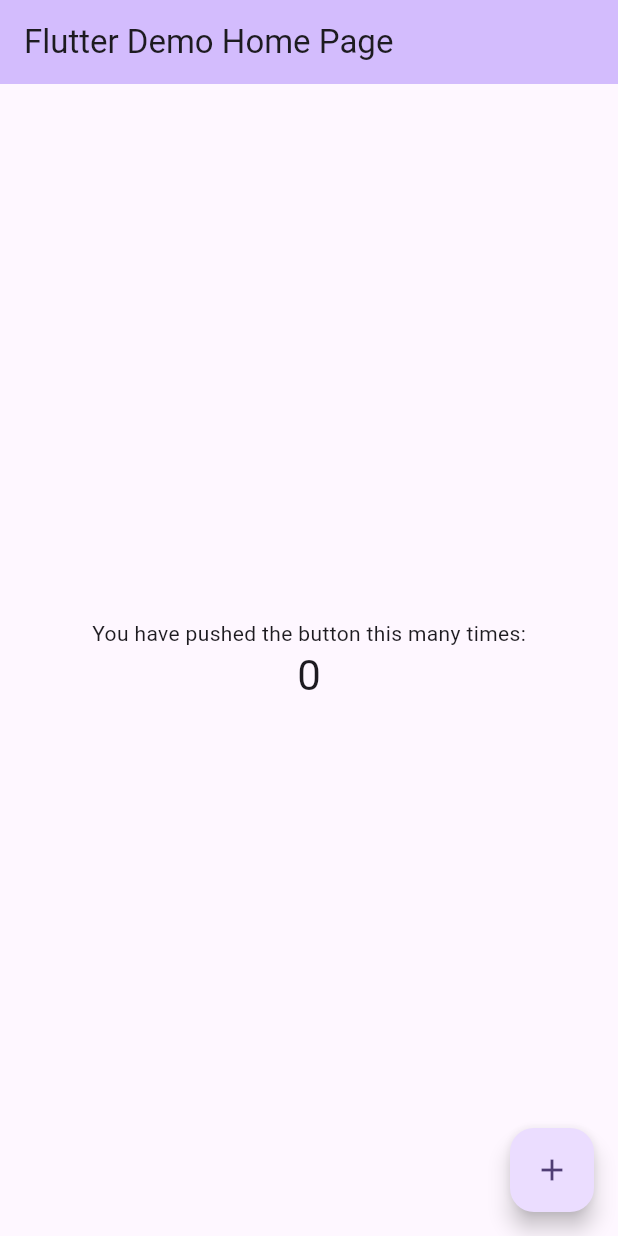
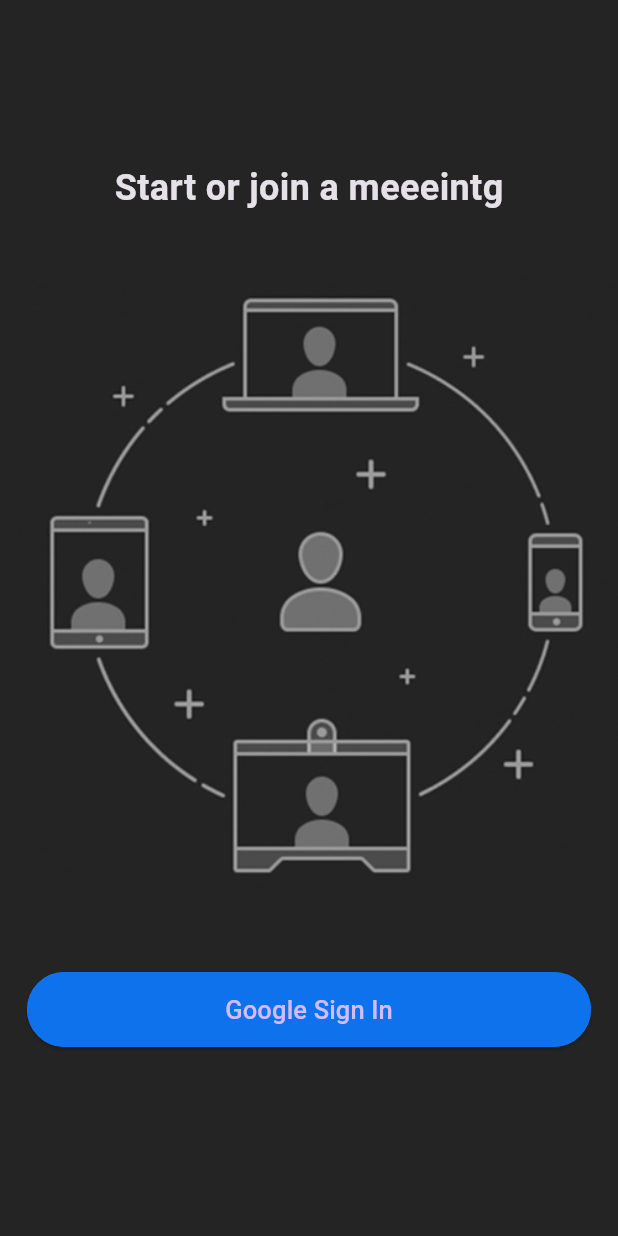
Before and after one commit to hardliver/flutter_zoom_clone, a Flutter app: the screen it shows after launch, on a phone screen of 412 x 824 dp. Run offline on Flutter 3.47's test engine with Material 3 defaults, Android fonts, the phone set to English and light mode, and no system bars.

Commit message:
Login Screen UI

```diff
--- a/lib/main.dart
+++ b/lib/main.dart
@@ -1,4 +1,7 @@
 import 'package:flutter/material.dart';
+import 'package:zoom_clone/utils/colors.dart';
+
+import 'screens/login_screen.dart';
 
 void main() {
   runApp(const MyApp());
@@ -7,119 +10,18 @@ void main() {
 class MyApp extends StatelessWidget {
   const MyApp({super.key});
 
-  // This widget is the root of your application.
   @override
   Widget build(BuildContext context) {
     return MaterialApp(
-      title: 'Flutter Demo',
-      theme: ThemeData(
-        // This is the theme of your application.
-        //
-        // TRY THIS: Try running your application with "flutter run". You'll see
-        // the application has a purple toolbar. Then, without quitting the app,
-        // try changing the seedColor in the colorScheme below to Colors.green
-        // and then invoke "hot reload" (save your changes or press the "hot
-        // reload" button in a Flutter-supported IDE, or press "r" if you used
-        // the command line to start the app).
-        //
-        // Notice that the counter didn't reset back to zero; the application
-        // state is not lost during the reload. To reset the state, use hot
-        // restart instead.
-        //
-        // This works for code too, not just values: Most code changes can be
-        // tested with just a hot reload.
-        colorScheme: ColorScheme.fromSeed(seedColor: Colors.deepPurple),
-        useMaterial3: true,
+      debugShowCheckedModeBanner: false,
+      title: 'Zoom Clone',
+      theme: ThemeData.dark().copyWith(
+        scaffoldBackgroundColor: backgroundColor,
       ),
-      home: const MyHomePage(title: 'Flutter Demo Home Page'),
+      routes: {
+        '/login': (context) => const LoginScreen(),
+      },
+      home: const LoginScreen(),
     );
   }
 }
-
-class MyHomePage extends StatefulWidget {
-  const MyHomePage({super.key, required this.title});
-
-  // This widget is the home page of your application. It is stateful, meaning
-  // that it has a State object (defined below) that contains fields that affect
-  // how it looks.
-
-  // This class is the configuration for the state. It holds the values (in this
-  // case the title) provided by the parent (in this case the App widget) and
-  // used by the build method of the State. Fields in a Widget subclass are
-  // always marked "final".
-
-  final String title;
-
-  @override
-  State<MyHomePage> createState() => _MyHomePageState();
-}
-
-class _MyHomePageState extends State<MyHomePage> {
-  int _counter = 0;
-
-  void _incrementCounter() {
-    setState(() {
-      // This call to setState tells the Flutter framework that something has
-      // changed in this State, which causes it to rerun the build method below
-      // so that the display can reflect the updated values. If we changed
-      // _counter without calling setState(), then the build method would not be
-      // called again, and so nothing would appear to happen.
-      _counter++;
-    });
-  }
-
-  @override
-  Widget build(BuildContext context) {
-    // This method is rerun every time setState is called, for instance as done
-    // by the _incrementCounter method above.
-    //
-    // The Flutter framework has been optimized to make rerunning build methods
-    // fast, so that you can just rebuild anything that needs updating rather
-    // than having to individually change instances of widgets.
-    return Scaffold(
-      appBar: AppBar(
-        // TRY THIS: Try changing the color here to a specific color (to
-        // Colors.amber, perhaps?) and trigger a hot reload to see the AppBar
-        // change color while the other colors stay the same.
-        backgroundColor: Theme.of(context).colorScheme.inversePrimary,
-        // Here we take the value from the MyHomePage object that was created by
-        // the App.build method, and use it to set our appbar title.
-        title: Text(widget.title),
-      ),
-      body: Center(
-        // Center is a layout widget. It takes a single child and positions it
-        // in the middle of the parent.
-        child: Column(
-          // Column is also a layout widget. It takes a list of children and
-          // arranges them vertically. By default, it sizes itself to fit its
-          // children horizontally, and tries to be as tall as its parent.
-          //
-          // Column has various properties to control how it sizes itself and
-          // how it positions its children. Here we use mainAxisAlignment to
-          // center the children vertically; the main axis here is the vertical
-          // axis because Columns are vertical (the cross axis would be
-          // horizontal).
-          //
-          // TRY THIS: Invoke "debug painting" (choose the "Toggle Debug Paint"
-          // action in the IDE, or press "p" in the console), to see the
-          // wireframe for each widget.
-          mainAxisAlignment: MainAxisAlignment.center,
-          children: <Widget>[
-            const Text(
-              'You have pushed the button this many times:',
-            ),
-            Text(
-              '$_counter',
-              style: Theme.of(context).textTheme.headlineMedium,
-            ),
-          ],
-        ),
-      ),
-      floatingActionButton: FloatingActionButton(
-        onPressed: _incrementCounter,
-        tooltip: 'Increment',
-        child: const Icon(Icons.add),
-      ), // This trailing comma makes auto-formatting nicer for build methods.
-    );
-  }
-}
--- /dev/null
+++ b/lib/screens/login_screen.dart
@@ -0,0 +1,38 @@
+import 'package:flutter/material.dart';
+
+import '../widgets/custom_button.dart';
+
+class LoginScreen extends StatefulWidget {
+  const LoginScreen({super.key});
+
+  @override
+  State<LoginScreen> createState() => _LoginScreenState();
+}
+
+class _LoginScreenState extends State<LoginScreen> {
+  @override
+  Widget build(BuildContext context) {
+    return Scaffold(
+      body: Column(
+        mainAxisAlignment: MainAxisAlignment.center,
+        children: [
+          const Text(
+            'Start or join a meeeintg',
+            style: TextStyle(
+              fontSize: 24,
+              fontWeight: FontWeight.bold,
+            ),
+          ),
+          Padding(
+            padding: const EdgeInsets.symmetric(vertical: 38.0),
+            child: Image.asset('assets/images/onboarding.jpg'),
+          ),
+          CustomButton(
+            text: 'Google Sign In',
+            onPressed: () {},
+          ),
+        ],
+      ),
+    );
+  }
+}
--- /dev/null
+++ b/lib/utils/colors.dart
@@ -0,0 +1,6 @@
+import 'package:flutter/material.dart';
+
+const backgroundColor = Color.fromRGBO(36, 36, 36, 1);
+const buttonColor = Color.fromRGBO(14, 114, 236, 1);
+const footerColor = Color.fromRGBO(26, 26, 26, 1);
+const secondaryBackgroundColor = Color.fromRGBO(46, 46, 46, 1);
--- /dev/null
+++ b/lib/widgets/custom_button.dart
@@ -0,0 +1,41 @@
+import 'package:flutter/material.dart';
+
+import '../utils/colors.dart';
+
+class CustomButton extends StatelessWidget {
+  final String text;
+  final VoidCallback onPressed;
+
+  const CustomButton({
+    super.key,
+    required this.text,
+    required this.onPressed,
+  });
+
+  @override
+  Widget build(BuildContext context) {
+    return Padding(
+      padding: const EdgeInsets.all(18.0),
+      child: ElevatedButton(
+        onPressed: onPressed,
+        style: ElevatedButton.styleFrom(
+          backgroundColor: buttonColor,
+          minimumSize: const Size(
+            double.infinity,
+            50,
+          ),
+          shape: RoundedRectangleBorder(
+            borderRadius: BorderRadius.circular(30),
+            side: const BorderSide(color: buttonColor),
+          ),
+        ),
+        child: Text(
+          text,
+          style: const TextStyle(
+            fontSize: 17,
+          ),
+        ),
+      ),
+    );
+  }
+}
```
Also changed, not shown: pubspec.yaml (+4 -6 lines), assets/images/onboarding.jpg (added).
